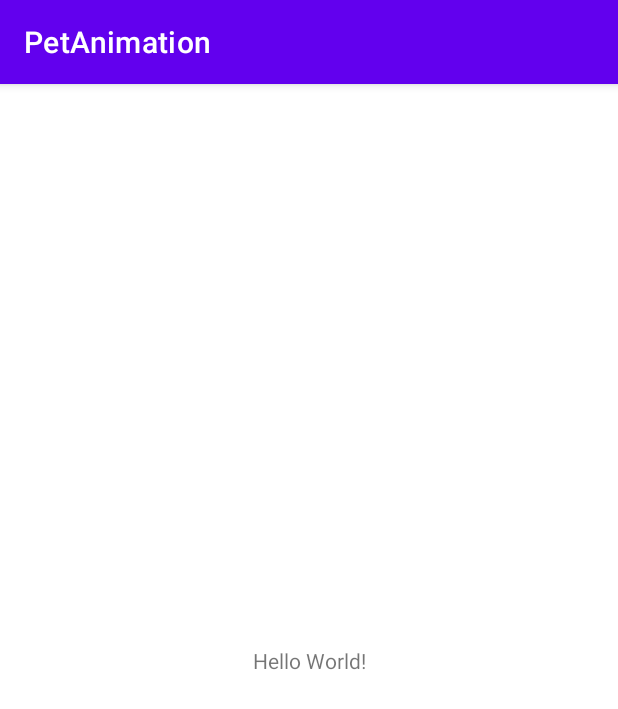
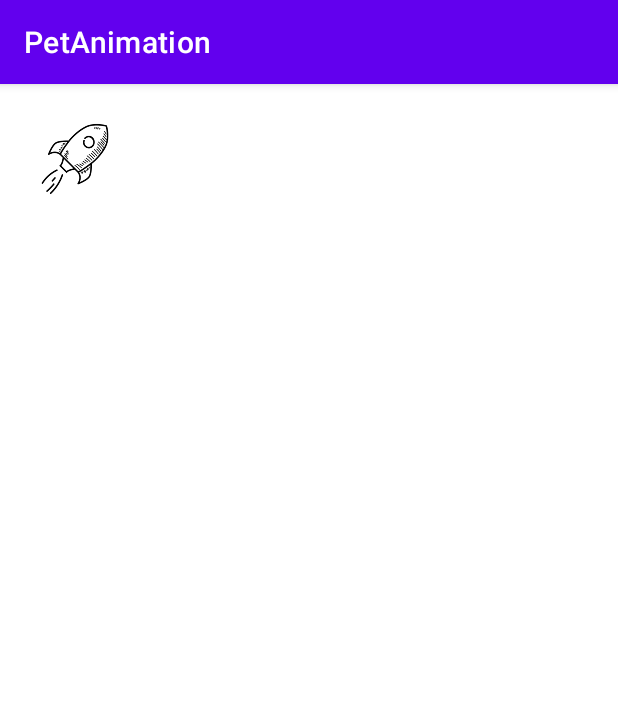
Before and after one commit to Anton-SP/PetAnimation, an Android app: the screen it shows after launch (MainActivity), on a phone screen of 412 x 824 dp. Shown: the top 709 px of the screen. Run offline under Robolectric (Android 15) with nearby library versions, the phone set to English and light mode, and no system bars; libraries missing offline, so code that uses them is left out: by.kirich1409.viewbindingdelegate; 2 statements that could not run were skipped.

Commit message:
add image and simple animation

```diff
--- a/app/src/main/java/com/example/petanimation/MainActivity.kt
+++ b/app/src/main/java/com/example/petanimation/MainActivity.kt
@@ -1,11 +1,41 @@
 package com.example.petanimation
 
+
+import android.animation.*
 import androidx.appcompat.app.AppCompatActivity
 import android.os.Bundle
+import android.view.View
+import android.widget.ImageView
 
-class MainActivity : AppCompatActivity() {
+import by.kirich1409.viewbindingdelegate.viewBinding
+import com.example.petanimation.databinding.ActivityMainBinding
+
+class MainActivity : AppCompatActivity(R.layout.activity_main) {
+
+    private val binding: ActivityMainBinding by viewBinding()
+    private lateinit var rocket: ImageView
+
     override fun onCreate(savedInstanceState: Bundle?) {
         super.onCreate(savedInstanceState)
-        setContentView(R.layout.activity_main)
+        initImage()
+
     }
+
+
+    private fun initImage() {
+        rocket = binding.rocket
+        rocket.setOnClickListener { view ->
+            fly()
+
+        }
+    }
+
+    private fun fly() {
+
+        val animator = ObjectAnimator.ofFloat(rocket, View.ROTATION, -360f, 0f)
+        animator.duration = 1000
+        animator.start()
+    }
+
+
 }
--- a/app/src/main/res/layout/activity_main.xml
+++ b/app/src/main/res/layout/activity_main.xml
@@ -6,13 +6,16 @@
     android:layout_height="match_parent"
     tools:context=".MainActivity">
 
-    <TextView
-        android:layout_width="wrap_content"
-        android:layout_height="wrap_content"
-        android:text="Hello World!"
-        app:layout_constraintBottom_toBottomOf="parent"
-        app:layout_constraintEnd_toEndOf="parent"
-        app:layout_constraintStart_toStartOf="parent"
-        app:layout_constraintTop_toTopOf="parent" />
+
+        <androidx.appcompat.widget.AppCompatImageView
+            android:id="@+id/rocket"
+            android:layout_width="100dp"
+            android:layout_height="100dp"
+            app:srcCompat="@drawable/rocket"
+            app:layout_constraintTop_toTopOf="parent"
+            app:layout_constraintStart_toStartOf="parent"/>
+
+
+
 
 </androidx.constraintlayout.widget.ConstraintLayout>
```
Also changed, not shown: app/src/main/res/drawable/rocket.png (added).
